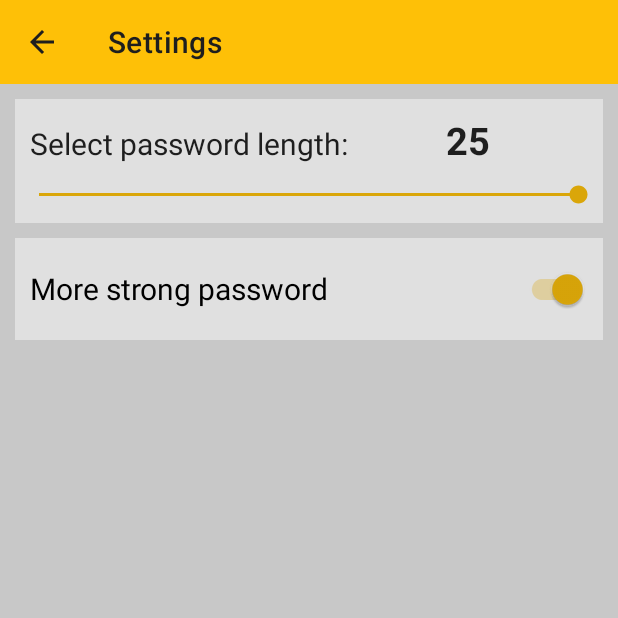
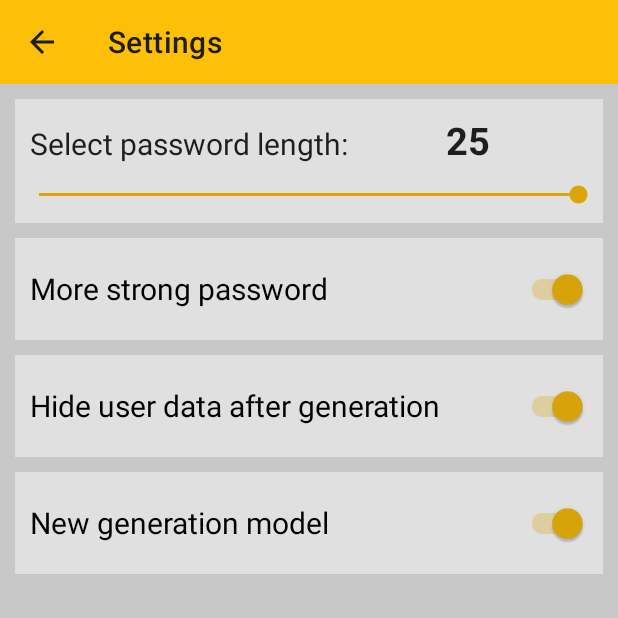
Before and after one commit to Baranov-Denis/Password_gen, an Android app: the screen it shows after launch (SettingsActivity), after a tap on "Settings", on a phone screen of 412 x 824 dp, the top half of it. Run offline under Robolectric (Android 15) with nearby library versions, the phone set to English and light mode, and no system bars.

Commit message:
Добавлена возможность отключать скрытие данных после генерации пароля(сохраняется при закрытии приложения). Переключатель на старую модель генерации перенесён во вкладку настроек.

```diff
--- a/app/src/main/AndroidManifest.xml
+++ b/app/src/main/AndroidManifest.xml
@@ -1,8 +1,9 @@
-<?xml version="1.0" encoding="utf-8"?>
+<?xml version="1.1" encoding="utf-8"?>
 <manifest xmlns:android="http://schemas.android.com/apk/res/android"
     package="com.example.passwordgenerator">
 
     <application
+        android:versionCode="2"
         android:allowBackup="true"
         android:icon="@mipmap/icon_512_square"
         android:label="@string/app_name"
--- a/app/src/main/java/com/example/passwordgenerator/MainActivity.java
+++ b/app/src/main/java/com/example/passwordgenerator/MainActivity.java
@@ -26,11 +26,20 @@ public class MainActivity extends AppCompatActivity {
 
     private PasswordCreator passwordCreator;
 
+
+
+   private  EditText resourceNameEdit ;
+   private  EditText keyEdit ;
+   private  TextView passwordField ;
+
     public static final String APP_PREFERENCES = "mySettings";
     public static final String PASSWORD_LENGTH = "password_length";
     public static final String PASSWORD_HARD = "password_hard";
+    public static final String HIDE_DATA = "hide_data";
+
     private static SharedPreferences mySharedPreference = null;
 
+    public static boolean hideUserDataAfterGeneration = true;
     public static SharedPreferences getMySharedPreference() {
         return mySharedPreference;
     }
@@ -38,8 +47,13 @@ public class MainActivity extends AppCompatActivity {
     ClipboardManager clipboardManager;
     ClipData clipData;
 
+    public Boolean getHideUserDataAfterGeneration() {
+        return hideUserDataAfterGeneration;
+    }
 
-
+    public void setHideUserDataAfterGeneration(Boolean hideUserDataAfterGeneration) {
+        this.hideUserDataAfterGeneration = hideUserDataAfterGeneration;
+    }
 
     @Override
     protected void onCreate(Bundle savedInstanceState) {
@@ -55,7 +69,7 @@ public class MainActivity extends AppCompatActivity {
         Toolbar toolbar = findViewById(R.id.toolbar);
         setSupportActionBar(toolbar);
 
-        addSwitchForStrongPassword();
+      //  addSwitchForStrongPassword();
 
     }
 
@@ -73,6 +87,10 @@ public class MainActivity extends AppCompatActivity {
         }
         if (mySharedPreference.contains(PASSWORD_HARD)) {
             PasswordCreator.strongPassword = mySharedPreference.getBoolean(PASSWORD_HARD, true);
+        }
+
+        if (mySharedPreference.contains(HIDE_DATA)) {
+            MainActivity.hideUserDataAfterGeneration = mySharedPreference.getBoolean(HIDE_DATA, true);
         }
     }
 
@@ -108,13 +126,6 @@ public class MainActivity extends AppCompatActivity {
 
 
 
-    private void addSwitchForStrongPassword() {
-        SwitchCompat switch1 = findViewById(R.id.switchForTypeOfModelGeneration);
-        switch1.setChecked(!PasswordCreator.oldGeneration);
-        switch1.setOnCheckedChangeListener((buttonView, isChecked) -> {
-            PasswordCreator.oldGeneration = !isChecked;
-        });
-    }
 
     private void setOnClickButton() {
         Button generateButton = findViewById(R.id.generate_button);
@@ -123,11 +134,11 @@ public class MainActivity extends AppCompatActivity {
 
     private void createPassword() {
         String generatedPassword = "";
-        EditText resourceNameEdit = findViewById(R.id.get_site_name);
-        EditText keyEdit = findViewById(R.id.get_key_word);
+      resourceNameEdit = findViewById(R.id.get_site_name);
+      keyEdit = findViewById(R.id.get_key_word);
         String resourceName = resourceNameEdit.getText().toString();
         String key = keyEdit.getText().toString();
-        TextView passwordField = findViewById(R.id.generated_password);
+       passwordField = findViewById(R.id.generated_password);
 
         if (!resourceName.equals("") && !key.equals("")) {
             generatedPassword = passwordCreator.createPassword(resourceName, key);
@@ -135,8 +146,20 @@ public class MainActivity extends AppCompatActivity {
             copyPasswordToClipboard(generatedPassword);
         }
 
+       /** resourceNameEdit.setText("");
+        keyEdit.setText("");*/
+       hideUserData();
 
+
+
+
+    }
+
+    private void hideUserData(){
+
+        if(hideUserDataAfterGeneration) {
             final Handler handler = new Handler();
+
             handler.postDelayed(new Runnable() {
                 @Override
                 public void run() {
@@ -145,9 +168,10 @@ public class MainActivity extends AppCompatActivity {
                     keyEdit.setText("");
                     passwordField.setText("");
                 }
-        }, 5000);
+            }, 1000);
 
 
+        }
     }
 
     private void copyPasswordToClipboard(String generatedPassword) {
--- a/app/src/main/java/com/example/passwordgenerator/SettingsActivity.java
+++ b/app/src/main/java/com/example/passwordgenerator/SettingsActivity.java
@@ -8,6 +8,7 @@ import androidx.appcompat.widget.Toolbar;
 
 import android.content.SharedPreferences;
 import android.os.Bundle;
+import android.util.Log;
 import android.view.View;
 import android.widget.SeekBar;
 import android.widget.TextView;
@@ -28,6 +29,8 @@ public class SettingsActivity extends AppCompatActivity {
         setSeekBar();
         setPasswordLengthToTextView();
         addSwitchForStrongPassword();
+        addSwitchForOldTypeGenerationPassword();
+        addSwitchForHideUserData();
 
         //Переназначаем действие кнопки вверх для получения анимации перехода
         toolbar.setNavigationOnClickListener(new View.OnClickListener() {
@@ -50,6 +53,7 @@ public class SettingsActivity extends AppCompatActivity {
         SharedPreferences.Editor editor = MainActivity.getMySharedPreference().edit();
         editor.putInt(MainActivity.PASSWORD_LENGTH, PasswordCreator.passwordLength);
         editor.putBoolean(MainActivity.PASSWORD_HARD, PasswordCreator.strongPassword);
+        editor.putBoolean(MainActivity.HIDE_DATA, MainActivity.hideUserDataAfterGeneration);
         editor.apply();
     }
 
@@ -102,4 +106,22 @@ public class SettingsActivity extends AppCompatActivity {
         SettingsActivity.this.overridePendingTransition(R.anim.translate_up,
                 R.anim.translate_upper);
     }
+
+    private void addSwitchForOldTypeGenerationPassword() {
+        SwitchCompat switch1 = findViewById(R.id.switchForTypeOfModelGeneration);
+        switch1.setChecked(!PasswordCreator.oldGeneration);
+        switch1.setOnCheckedChangeListener((buttonView, isChecked) -> {
+            PasswordCreator.oldGeneration = !isChecked;
+        });
+    }
+
+    private void addSwitchForHideUserData() {
+        SwitchCompat switch1 = findViewById(R.id.switchForHideUserData);
+        switch1.setChecked(MainActivity.hideUserDataAfterGeneration);
+        switch1.setOnCheckedChangeListener((buttonView, isChecked) -> {
+           MainActivity.hideUserDataAfterGeneration = isChecked;
+            saveSettings();
+        });
+
+    }
 }
--- a/app/src/main/res/layout/activity_settings.xml
+++ b/app/src/main/res/layout/activity_settings.xml
@@ -91,6 +91,46 @@
                 android:theme="@style/text_color" />
         </LinearLayout>
 
+
+
+        <LinearLayout
+            android:layout_width="match_parent"
+            android:layout_height="wrap_content"
+            android:layout_marginHorizontal="10dp"
+            android:layout_marginTop="10dp"
+            android:orientation="vertical"
+            style="@style/background_style">
+
+            <androidx.appcompat.widget.SwitchCompat
+                android:id="@+id/switchForHideUserData"
+                android:layout_width="match_parent"
+                android:layout_height="wrap_content"
+                android:text="@string/hide_user_data"
+                android:layout_margin="10dp"
+                android:theme="@style/text_color" />
+        </LinearLayout>
+
+
+
+        <LinearLayout
+            android:layout_width="match_parent"
+            android:layout_height="wrap_content"
+            android:layout_marginHorizontal="10dp"
+            android:layout_marginTop="10dp"
+            android:orientation="vertical"
+            style="@style/background_style">
+
+            <androidx.appcompat.widget.SwitchCompat
+                android:id="@+id/switchForTypeOfModelGeneration"
+                android:layout_width="match_parent"
+                android:layout_height="wrap_content"
+                android:checked="true"
+                android:text="@string/password_generation_model"
+                android:layout_margin="10dp"
+                android:theme="@style/text_color" />
+        </LinearLayout>
+
+
     </LinearLayout>
 
 </androidx.constraintlayout.widget.ConstraintLayout>
--- a/app/src/main/res/values/strings.xml
+++ b/app/src/main/res/values/strings.xml
@@ -9,6 +9,7 @@
     <string name="help">Help</string>
     <string name="password_complexity">More strong password</string>
     <string name="password_generation_model">New generation model</string>
+    <string name="hide_user_data">Hide user data after generation</string>
     <string name="settings">Settings</string>
 
     <string name="help_text_0">You no longer need to remember a lot of passwords for different sites!</string>
```
Also changed, not shown: app/src/main/res/layout/activity_main.xml (+0 -17 lines), 1 other file. Lines whose indentation alone changed are shown as unchanged.
